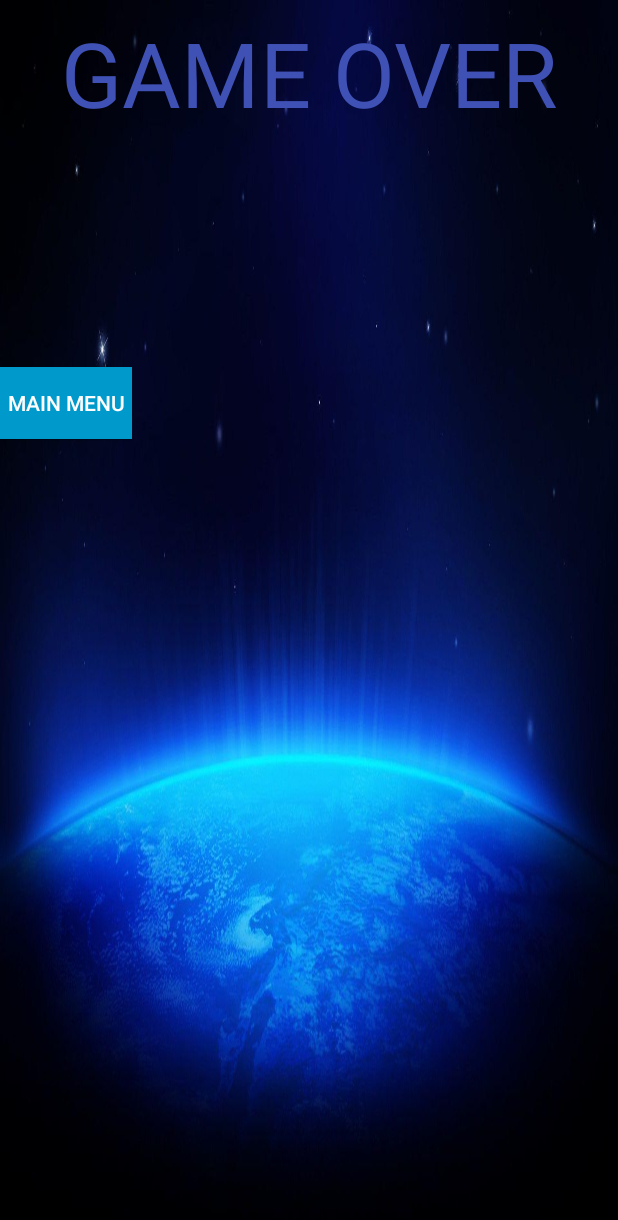
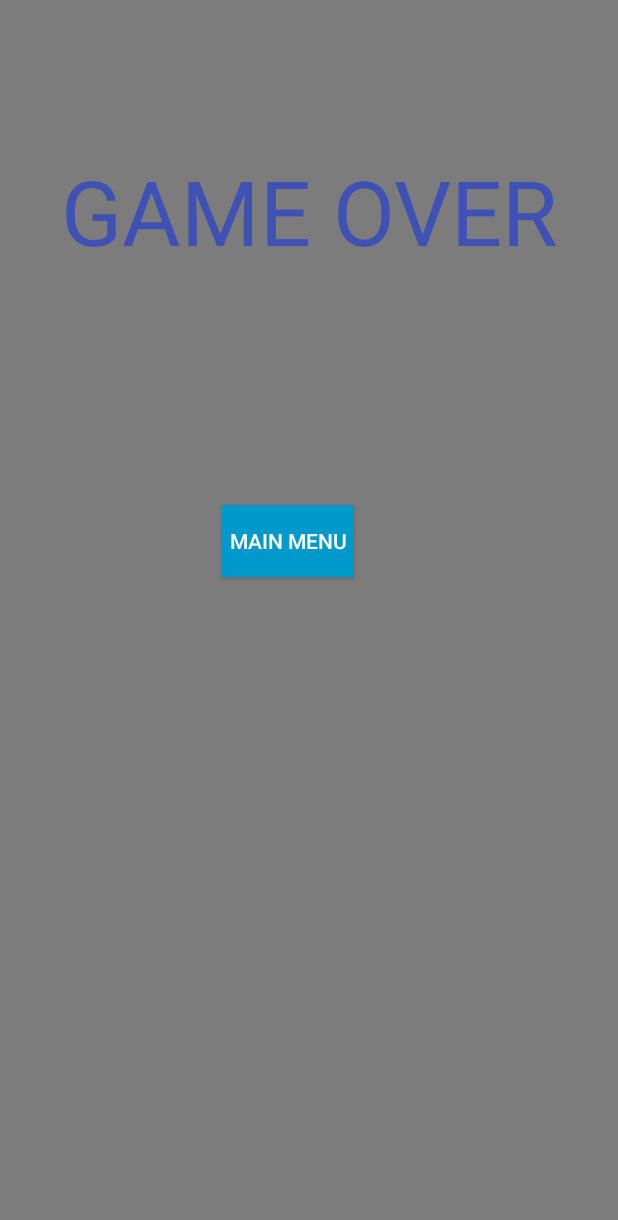
Before and after one commit to Group3L/3L.Space-Impact, an Android app: the layout activity_game_over.xml on its own in the app's theme, with its tools: preview values and no code run, on a phone screen of 412 x 824 dp. Shown: the top 1220 px of the screen. Run offline under Robolectric (Android 15) with nearby library versions, the phone set to English and light mode, and no system bars.

Commit message:
Added transparency to GameOverActivity

```diff
--- a/app/src/main/java/ba/spaceimpact/GameEngine.java
+++ b/app/src/main/java/ba/spaceimpact/GameEngine.java
@@ -185,13 +185,15 @@
     @Override
     public void run() {
         while (playing) {
-            //to draw the frame
-            draw();
+
 
             //to update the frame
             update();
 
             System.out.println("Insıde run");
+
+            //to draw the frame
+            draw();
 
             //to control
             control();
--- a/app/src/main/java/ba/spaceimpact/GameOverActivity.java
+++ b/app/src/main/java/ba/spaceimpact/GameOverActivity.java
@@ -1,5 +1,6 @@
 package ba.spaceimpact;
 
+import android.app.Activity;
 import android.content.Intent;
 import android.support.v7.app.AppCompatActivity;
 import android.os.Bundle;
@@ -8,7 +9,7 @@
 import android.view.WindowManager;
 import android.widget.Button;
 
-public class GameOverActivity extends AppCompatActivity {
+public class GameOverActivity extends Activity {
 
     Button menuButton;
 
@@ -23,7 +24,6 @@
         menuButton.setOnClickListener(new View.OnClickListener() {
             @Override
             public void onClick(View view) {
-                System.out.println("Insıde onClick");
                 Intent intent = new Intent(GameOverActivity.this, MainMenu.class);
                 startActivity( intent);
                 GameOverActivity.this.overridePendingTransition(0, 0);
--- a/app/src/main/res/layout/activity_game_over.xml
+++ b/app/src/main/res/layout/activity_game_over.xml
@@ -5,13 +5,14 @@
     android:layout_width="match_parent"
     android:layout_height="match_parent"
     tools:context="ba.spaceimpact.GameOverActivity"
-    android:background="@drawable/space_background">
+    android:background="#80000000">
+
 
     <TextView
         android:id="@+id/textView"
         android:layout_width="wrap_content"
         android:layout_height="wrap_content"
-        android:layout_marginTop="8dp"
+        android:layout_marginTop="100dp"
         android:src="@drawable/spaceimtext"
         android:text="GAME OVER"
         android:textSize="60dp"
@@ -25,9 +26,10 @@
         style="@style/Widget.AppCompat.Button.Colored"
         android:layout_width="wrap_content"
         android:layout_height="wrap_content"
+        android:layout_marginStart="148dp"
         android:layout_marginTop="156dp"
         android:background="@android:color/holo_blue_dark"
         android:text="Main Menu"
-        app:layout_constraintTop_toBottomOf="@+id/textView"
-        tools:layout_editor_absoluteX="148dp" />
+        app:layout_constraintStart_toStartOf="parent"
+        app:layout_constraintTop_toBottomOf="@+id/textView" />
 </android.support.constraint.ConstraintLayout>
```
Also changed, not shown: app/src/main/AndroidManifest.xml (+7 -3 lines), app/src/main/java/ba/spaceimpact/PauseActivity.java (added, +13 -0 lines), app/src/main/res/layout/activity_pause.xml (added, +9 -0 lines).
